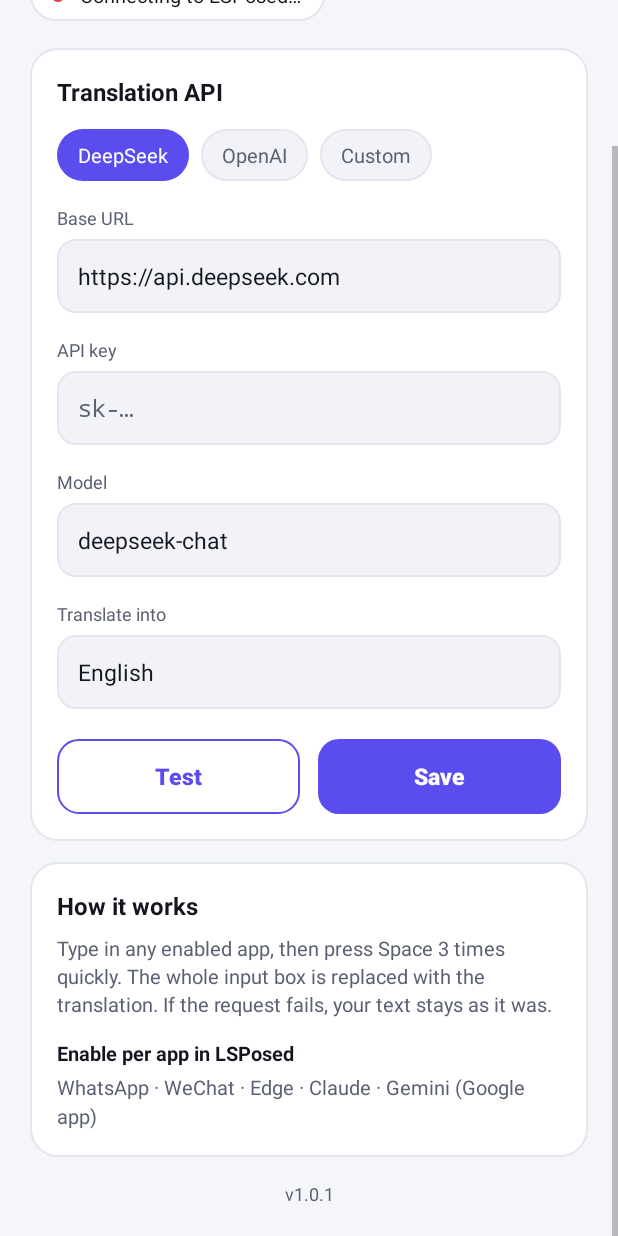
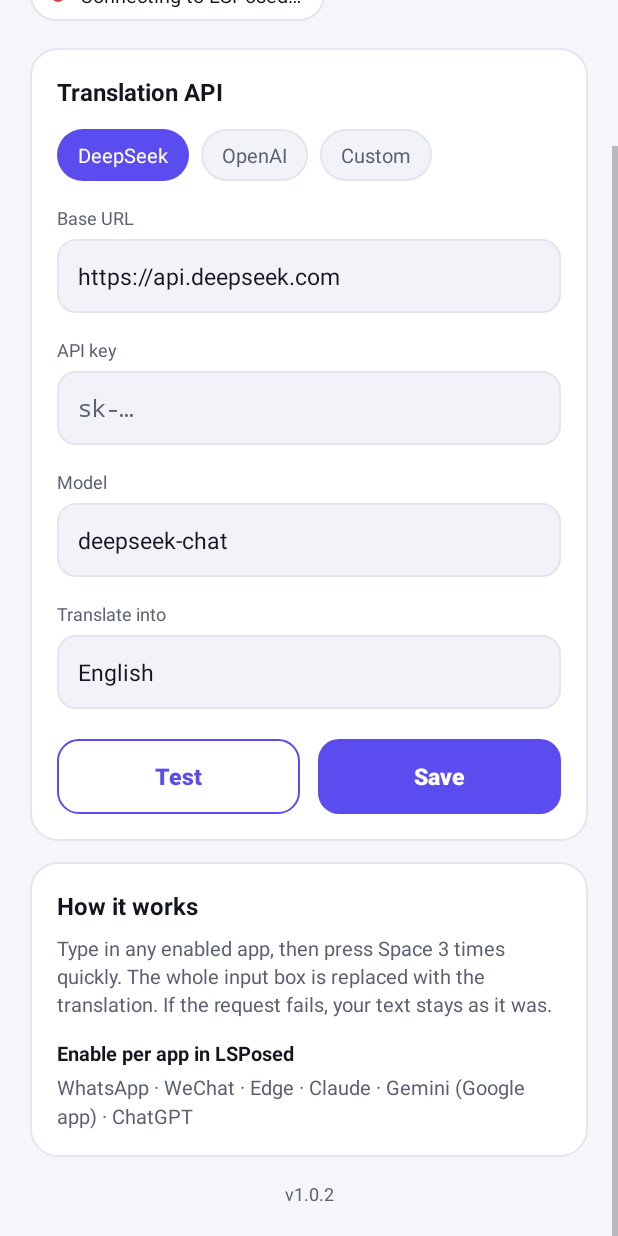
Before and after one commit to zhangbaoshengrio/input-box-translation, an Android app: the screen it shows after launch (MainActivity), scrolled down 110 dp, on a phone screen of 412 x 824 dp. Run offline under Robolectric (Android 15) with nearby library versions, the phone set to English and light mode, and no system bars; libraries missing offline, so code that uses them is left out: io.github.libxposed.service; 4 statements that could not run were skipped.

Commit message:
Add ChatGPT to the scope and bump version to 1.0.2
Co-Authored-By: Claude Sonnet 5.5 <noreply@anthropic.com>
Claude-Session: https://claude.ai/code/session_015yeKmGTJQehsHXFLgaCACx

```diff
--- a/app/build.gradle.kts
+++ b/app/build.gradle.kts
@@ -9,8 +9,8 @@ android {
         applicationId = "com.ibt.translate"
         minSdk = 28
         targetSdk = 36
-        versionCode = 2
-        versionName = "1.0.1"
+        versionCode = 3
+        versionName = "1.0.2"
     }
     compileOptions {
         sourceCompatibility = JavaVersion.VERSION_17
--- a/app/src/main/res/layout/activity_main.xml
+++ b/app/src/main/res/layout/activity_main.xml
@@ -225,7 +225,7 @@
                 android:layout_height="wrap_content"
                 android:layout_marginTop="4dp"
                 android:lineSpacingMultiplier="1.2"
-                android:text="WhatsApp · WeChat · Edge · Claude · Gemini (Google app)"
+                android:text="WhatsApp · WeChat · Edge · Claude · Gemini (Google app) · ChatGPT"
                 android:textColor="@color/text2"
                 android:textSize="13sp" />
         </LinearLayout>
@@ -235,7 +235,7 @@
             android:layout_height="wrap_content"
             android:layout_marginTop="16dp"
             android:gravity="center"
-            android:text="v1.0.1"
+            android:text="v1.0.2"
             android:textColor="@color/text2"
             android:textSize="12sp" />
     </LinearLayout>
```
Also changed, not shown: 2 other files.
